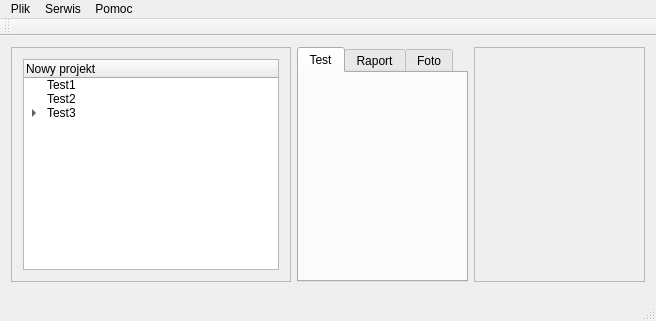
First picture: the form in glowneokno.ui, repository wiacekmarcin/StanowiskoChemiczne, before the edit.
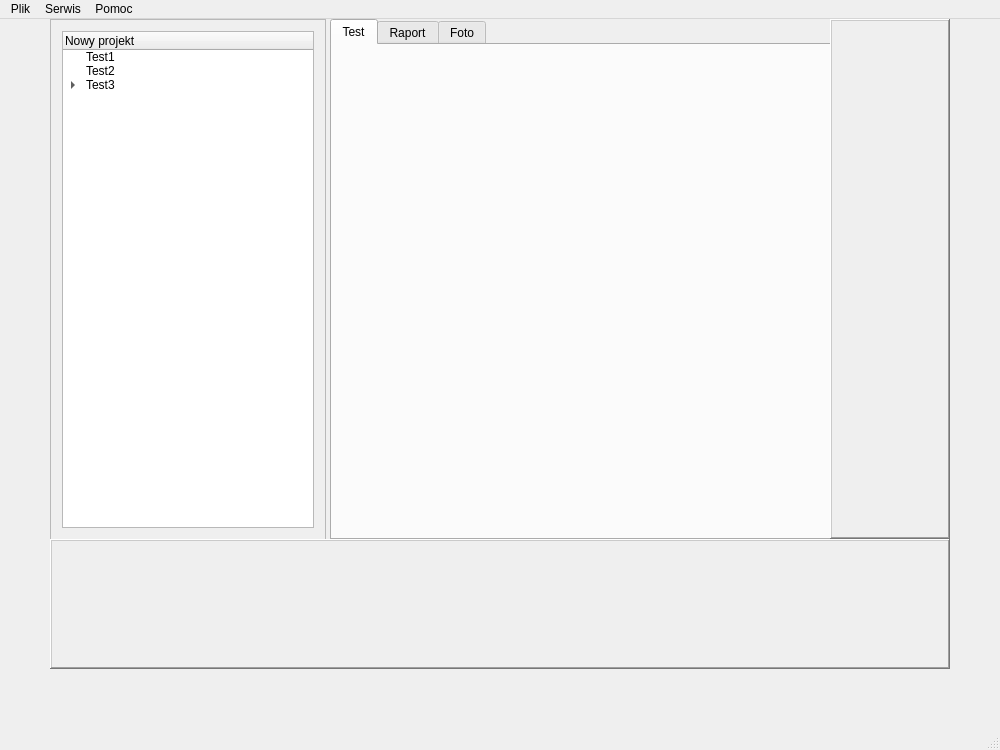
Second picture: the form after the edit. Custom widgets are drawn as their Qt base class.

Diff of the .ui file:
```diff
--- a/glowneokno.ui
+++ b/glowneokno.ui
@@ -6,17 +6,47 @@
    <rect>
     <x>0</x>
     <y>0</y>
-    <width>656</width>
-    <height>321</height>
+    <width>1000</width>
+    <height>750</height>
    </rect>
   </property>
+  <property name="sizePolicy">
+   <sizepolicy hsizetype="Fixed" vsizetype="Fixed">
+    <horstretch>0</horstretch>
+    <verstretch>0</verstretch>
+   </sizepolicy>
+  </property>
+  <property name="minimumSize">
+   <size>
+    <width>1000</width>
+    <height>700</height>
+   </size>
+  </property>
   <property name="windowTitle">
    <string>GlowneOkno</string>
   </property>
   <widget class="QWidget" name="centralWidget">
-   <layout class="QGridLayout" name="gridLayout">
-    <item row="0" column="0">
+   <property name="sizePolicy">
+    <sizepolicy hsizetype="Fixed" vsizetype="Fixed">
+     <horstretch>0</horstretch>
+     <verstretch>0</verstretch>
+    </sizepolicy>
+   </property>
      <widget class="QFrame" name="frProjekt">
+    <property name="geometry">
+     <rect>
+      <x>50</x>
+      <y>0</y>
+      <width>276</width>
+      <height>521</height>
+     </rect>
+    </property>
+    <property name="sizePolicy">
+     <sizepolicy hsizetype="Fixed" vsizetype="Fixed">
+      <horstretch>0</horstretch>
+      <verstretch>0</verstretch>
+     </sizepolicy>
+    </property>
       <property name="frameShape">
        <enum>QFrame::StyledPanel</enum>
       </property>
@@ -74,9 +104,21 @@
        </item>
       </layout>
      </widget>
-    </item>
-    <item row="0" column="1">
      <widget class="QTabWidget" name="tabObszarRoboczy">
+    <property name="geometry">
+     <rect>
+      <x>330</x>
+      <y>0</y>
+      <width>501</width>
+      <height>521</height>
+     </rect>
+    </property>
+    <property name="sizePolicy">
+     <sizepolicy hsizetype="Fixed" vsizetype="Fixed">
+      <horstretch>0</horstretch>
+      <verstretch>0</verstretch>
+     </sizepolicy>
+    </property>
       <property name="currentIndex">
        <number>0</number>
       </property>
@@ -96,72 +138,120 @@
        </attribute>
       </widget>
      </widget>
-    </item>
-    <item row="0" column="2">
-     <widget class="QFrame" name="frCzujniki">
+   <widget class="QFrame" name="frWyniki">
+    <property name="geometry">
+     <rect>
+      <x>50</x>
+      <y>520</y>
+      <width>900</width>
+      <height>130</height>
+     </rect>
+    </property>
+    <property name="sizePolicy">
+     <sizepolicy hsizetype="Fixed" vsizetype="Fixed">
+      <horstretch>0</horstretch>
+      <verstretch>0</verstretch>
+     </sizepolicy>
+    </property>
+    <property name="minimumSize">
+     <size>
+      <width>900</width>
+      <height>130</height>
+     </size>
+    </property>
       <property name="frameShape">
-       <enum>QFrame::StyledPanel</enum>
+     <enum>QFrame::WinPanel</enum>
       </property>
       <property name="frameShadow">
        <enum>QFrame::Raised</enum>
       </property>
+    <property name="lineWidth">
+     <number>2</number>
+    </property>
       <layout class="QVBoxLayout" name="verticalLayout">
        <property name="spacing">
-        <number>1</number>
+      <number>0</number>
        </property>
        <property name="leftMargin">
-        <number>1</number>
+      <number>0</number>
        </property>
        <property name="topMargin">
-        <number>1</number>
+      <number>0</number>
        </property>
        <property name="rightMargin">
-        <number>1</number>
+      <number>0</number>
        </property>
        <property name="bottomMargin">
-        <number>1</number>
+      <number>0</number>
        </property>
        <item>
-        <widget class="StanCzujnika" name="widget_2" native="true">
-         <property name="sizePolicy">
-          <sizepolicy hsizetype="MinimumExpanding" vsizetype="MinimumExpanding">
-           <horstretch>0</horstretch>
-           <verstretch>0</verstretch>
-          </sizepolicy>
-         </property>
-        </widget>
-       </item>
-       <item>
-        <widget class="StanCzujnika" name="widget" native="true">
-         <property name="sizePolicy">
-          <sizepolicy hsizetype="MinimumExpanding" vsizetype="MinimumExpanding">
-           <horstretch>0</horstretch>
-           <verstretch>0</verstretch>
-          </sizepolicy>
-         </property>
-        </widget>
+      <widget class="OknoCzujnikow" name="widget" native="true"/>
        </item>
       </layout>
      </widget>
-    </item>
-    <item row="1" column="0" colspan="3">
-     <widget class="QFrame" name="frWyniki">
+   <widget class="QFrame" name="frCzujniki">
+    <property name="geometry">
+     <rect>
+      <x>830</x>
+      <y>0</y>
+      <width>120</width>
+      <height>520</height>
+     </rect>
+    </property>
+    <property name="sizePolicy">
+     <sizepolicy hsizetype="Fixed" vsizetype="Fixed">
+      <horstretch>0</horstretch>
+      <verstretch>0</verstretch>
+     </sizepolicy>
+    </property>
+    <property name="minimumSize">
+     <size>
+      <width>120</width>
+      <height>520</height>
+     </size>
+    </property>
       <property name="frameShape">
-       <enum>QFrame::StyledPanel</enum>
+     <enum>QFrame::WinPanel</enum>
       </property>
       <property name="frameShadow">
        <enum>QFrame::Raised</enum>
       </property>
-     </widget>
-    </item>
-   </layout>
+    <property name="lineWidth">
+     <number>3</number>
+    </property>
+    <widget class="OknoStatusowe" name="oknoStatusowe" native="true">
+     <property name="geometry">
+      <rect>
+       <x>0</x>
+       <y>0</y>
+       <width>120</width>
+       <height>520</height>
+      </rect>
+     </property>
+     <property name="sizePolicy">
+      <sizepolicy hsizetype="Fixed" vsizetype="Fixed">
+       <horstretch>0</horstretch>
+       <verstretch>0</verstretch>
+      </sizepolicy>
+     </property>
+     <property name="minimumSize">
+      <size>
+       <width>120</width>
+       <height>520</height>
+      </size>
+     </property>
+     <property name="layoutDirection">
+      <enum>Qt::LeftToRight</enum>
+     </property>
+    </widget>
+   </widget>
   </widget>
   <widget class="QMenuBar" name="menuBar">
    <property name="geometry">
     <rect>
      <x>0</x>
      <y>0</y>
-     <width>656</width>
+     <width>1000</width>
      <height>22</height>
     </rect>
    </property>
@@ -185,7 +275,38 @@
     <property name="title">
      <string>Serwis</string>
     </property>
-    <addaction name="actionDataq_Card"/>
+    <widget class="QMenu" name="menuDataq_Card">
+     <property name="title">
+      <string>Dataq Card</string>
+     </property>
+     <widget class="QMenu" name="menuPodgl_d_wej">
+      <property name="title">
+       <string>Podgląd wejść</string>
+      </property>
+      <addaction name="actionCzujnikChart_1"/>
+      <addaction name="actionCzujnikChart_2"/>
+      <addaction name="actionCzujnikChart_3"/>
+      <addaction name="actionCzujnikChart_4"/>
+      <addaction name="actionCzujnikChart_5"/>
+      <addaction name="actionCzujnikChart_6"/>
+     </widget>
+     <widget class="QMenu" name="menuWyzwalanie_wyj">
+      <property name="title">
+       <string>Wyzwalanie wyjść</string>
+      </property>
+      <addaction name="actionCzujnikTrigger_1"/>
+      <addaction name="actionCzujnikTrigger_2"/>
+      <addaction name="actionCzujnikTrigger_3"/>
+      <addaction name="actionCzujnikTrigger_4"/>
+      <addaction name="actionCzujnikTrigger_5"/>
+      <addaction name="actionCzujnikTrigger_6"/>
+     </widget>
+     <addaction name="actionUstawienia_sygna_w"/>
+     <addaction name="menuPodgl_d_wej"/>
+     <addaction name="menuWyzwalanie_wyj"/>
+     <addaction name="actionParametry_rejestracji_ci_nienia"/>
+    </widget>
+    <addaction name="menuDataq_Card"/>
     <addaction name="actionDozownik"/>
    </widget>
    <widget class="QMenu" name="menuPomoc">
@@ -198,14 +319,6 @@
    <addaction name="menuSerwer"/>
    <addaction name="menuPomoc"/>
   </widget>
-  <widget class="QToolBar" name="mainToolBar">
-   <attribute name="toolBarArea">
-    <enum>TopToolBarArea</enum>
-   </attribute>
-   <attribute name="toolBarBreak">
-    <bool>false</bool>
-   </attribute>
-  </widget>
   <widget class="QStatusBar" name="statusBar"/>
   <action name="actionNowy_projekt">
    <property name="text">
@@ -242,11 +355,6 @@
     <string>Wyjście</string>
    </property>
   </action>
-  <action name="actionDataq_Card">
-   <property name="text">
-    <string>Dataq Card</string>
-   </property>
-  </action>
   <action name="actionDozownik">
    <property name="text">
     <string>Dozownik</string>
@@ -257,13 +365,107 @@
     <string>Instrukcja</string>
    </property>
   </action>
+  <action name="actionUstawienia_sygna_w">
+   <property name="text">
+    <string>Ustawienia sygnałów</string>
+   </property>
+  </action>
+  <action name="actionCzujnikChart_1">
+   <property name="checkable">
+    <bool>true</bool>
+   </property>
+   <property name="text">
+    <string>Czujnik 1</string>
+   </property>
+  </action>
+  <action name="actionCzujnikChart_2">
+   <property name="checkable">
+    <bool>true</bool>
+   </property>
+   <property name="text">
+    <string>Czujnik 2</string>
+   </property>
+  </action>
+  <action name="actionCzujnikChart_3">
+   <property name="checkable">
+    <bool>true</bool>
+   </property>
+   <property name="text">
+    <string>Czujnik 3</string>
+   </property>
+  </action>
+  <action name="actionCzujnikChart_4">
+   <property name="checkable">
+    <bool>true</bool>
+   </property>
+   <property name="text">
+    <string>Czujnik 4</string>
+   </property>
+  </action>
+  <action name="actionCzujnikChart_5">
+   <property name="checkable">
+    <bool>true</bool>
+   </property>
+   <property name="text">
+    <string>Czujnik 5</string>
+   </property>
+  </action>
+  <action name="actionCzujnikChart_6">
+   <property name="checkable">
+    <bool>true</bool>
+   </property>
+   <property name="text">
+    <string>Czujnik 6</string>
+   </property>
+  </action>
+  <action name="actionCzujnikTrigger_1">
+   <property name="text">
+    <string>Czujnik 1</string>
+   </property>
+  </action>
+  <action name="actionCzujnikTrigger_2">
+   <property name="text">
+    <string>Czujnik 2</string>
+   </property>
+  </action>
+  <action name="actionCzujnikTrigger_3">
+   <property name="text">
+    <string>Czujnik 3</string>
+   </property>
+  </action>
+  <action name="actionCzujnikTrigger_4">
+   <property name="text">
+    <string>Czujnik 4</string>
+   </property>
+  </action>
+  <action name="actionCzujnikTrigger_5">
+   <property name="text">
+    <string>Czujnik 5</string>
+   </property>
+  </action>
+  <action name="actionCzujnikTrigger_6">
+   <property name="text">
+    <string>Czujnik 6</string>
+   </property>
+  </action>
+  <action name="actionParametry_rejestracji_ci_nienia">
+   <property name="text">
+    <string>Parametry rejestracji ciśnienia</string>
+   </property>
+  </action>
  </widget>
  <layoutdefault spacing="6" margin="11"/>
  <customwidgets>
   <customwidget>
-   <class>StanCzujnika</class>
+   <class>OknoStatusowe</class>
    <extends>QWidget</extends>
-   <header>stanczujnika.h</header>
+   <header>oknostatusowe.h</header>
+   <container>1</container>
+  </customwidget>
+  <customwidget>
+   <class>OknoCzujnikow</class>
+   <extends>QWidget</extends>
+   <header>oknoczujnikow.h</header>
    <container>1</container>
   </customwidget>
  </customwidgets>
```
Lines whose indentation alone changed are shown as unchanged.
